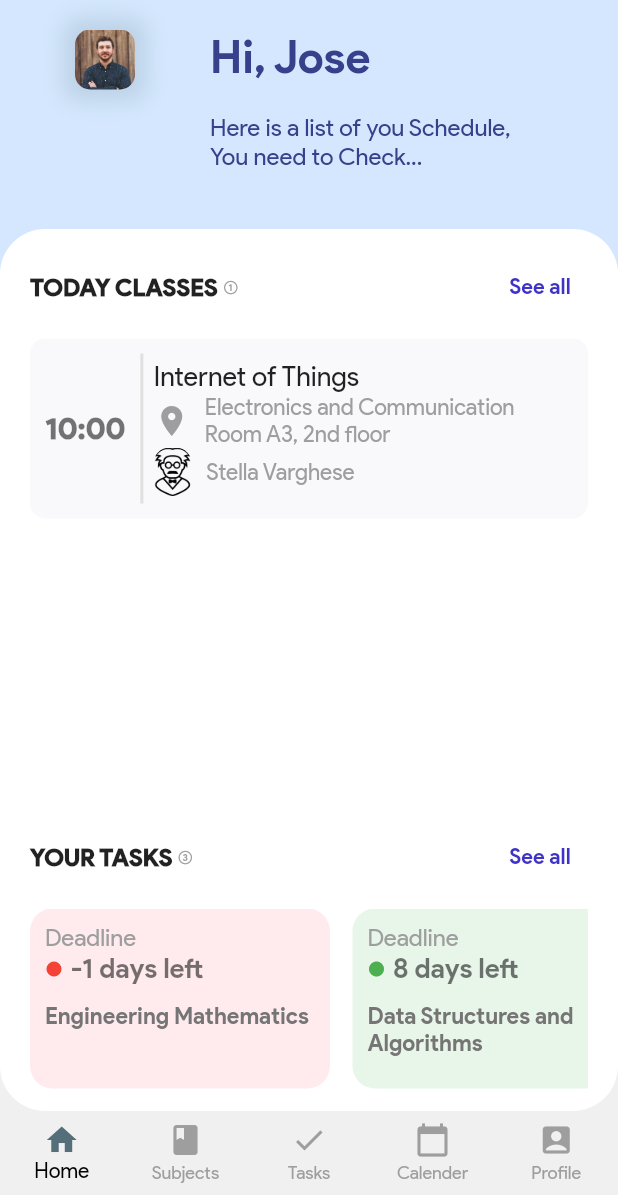
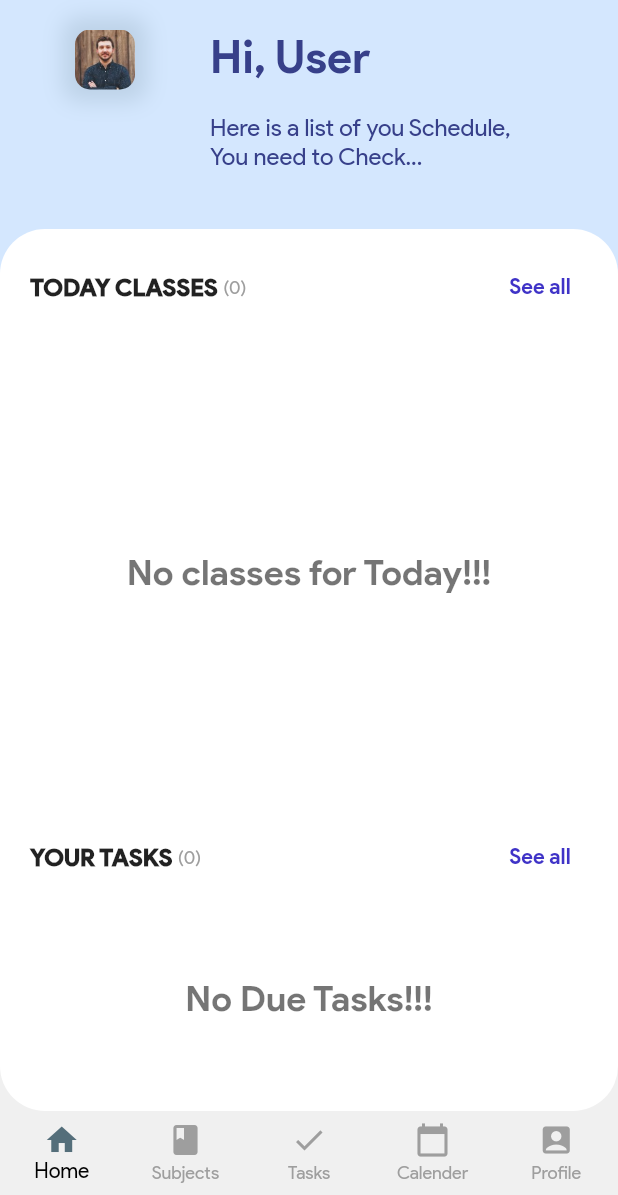
Before and after one commit to RoshanJose7/remind_me, a Flutter app: the MainApp screen opened directly, on a phone screen of 412 x 824 dp, the part 41-1236 px from its top. Run offline on Flutter 3.47's test engine with Material 2 defaults, Android fonts, the phone set to English and light mode, and no system bars; our stand-ins replace file_picker, flutter_datetime_picker, liquid_swipe, shared_preferences; accounts and stored records are empty.

Commit message:
Add: Get User Info Page

```diff
--- a/lib/models/Subject.dart
+++ b/lib/models/Subject.dart
@@ -1,4 +1,4 @@
-import 'package:flutter/material.dart';
+import 'dart:convert';
 
 class Subject {
   String id;
@@ -6,7 +6,7 @@ class Subject {
   String subjectName;
   String professorName;
   String roomName;
-  List<TimeOfDay?> timeSlots;
+  List timeSlots;
 
   Subject({
     required this.id,
@@ -16,4 +16,34 @@ class Subject {
     required this.roomName,
     required this.timeSlots,
   });
+
+  factory Subject.fromJson(Map<String, dynamic> jsonData) {
+    return Subject(
+      id: jsonData['id'],
+      duration: jsonData['duration'],
+      subjectName: jsonData['subjectName'],
+      professorName: jsonData['professorName'],
+      roomName: jsonData['roomName'],
+      timeSlots: jsonData['timeSlots'],
+    );
+  }
+
+  static Map<String, dynamic> toMap(Subject sub) => {
+        'id': sub.id,
+        'duration': sub.duration,
+        'subjectName': sub.subjectName,
+        'professorName': sub.professorName,
+        'roomName': sub.roomName,
+        'timeSlots': sub.timeSlots,
+      };
+
+  static String encode(List<Subject> subjects) => json.encode(
+        subjects
+            .map<Map<String, dynamic>>((sub) => Subject.toMap(sub))
+            .toList(),
+      );
+
+  static List<Subject> decode(String sub) => (json.decode(sub) as List<dynamic>)
+      .map<Subject>((item) => Subject.fromJson(item))
+      .toList();
 }
--- a/lib/pages/AddSubject.dart
+++ b/lib/pages/AddSubject.dart
@@ -17,7 +17,7 @@ class _AddSubjectState extends State<AddSubject> {
   String _professorName = "";
   String _roomFloor = "";
   String _roomName = "";
-  List<TimeOfDay?> _timeSlots = [];
+  List<String?> _timeSlots = [];
 
   Widget _buildSubNameField() {
     return TextFormField(
@@ -91,7 +91,8 @@ class _AddSubjectState extends State<AddSubject> {
             hour: int.parse(val.split(":")[0]),
             minute: int.parse(val.split(":")[1]),
           );
-          _timeSlots.add(_time);
+          _timeSlots
+              .add("${_time.hour}:${_time.minute == 0 ? 00 : _time.minute}");
         } else
           _timeSlots.add(null);
       },
--- a/lib/pages/AddTask.dart
+++ b/lib/pages/AddTask.dart
@@ -71,7 +71,6 @@ class _AddTaskState extends State<AddTask> {
   Widget build(BuildContext context) {
     final height = MediaQuery.of(context).size.height;
     final width = MediaQuery.of(context).size.width;
-
     final tasks = Provider.of<Tasks>(context);
 
     return Scaffold(
--- a/lib/pages/Calender.dart
+++ b/lib/pages/Calender.dart
@@ -131,7 +131,7 @@ class _CalenderPageState extends State<CalenderPage> {
                               itemBuilder: (_, int idx) {
                                 return DayClass(
                                   time:
-                                      "${classesTodayProvider.classesToday[idx].timeSlots[curDay]!.hour}:${classesTodayProvider.classesToday[idx].timeSlots[curDay]!.minute == 0 ? '00' : classesTodayProvider.classesToday[idx].timeSlots[curDay]!.minute}",
+                                      "${classesTodayProvider.classesToday[idx].timeSlots[curDay]!.split(":")[0]}:${classesTodayProvider.classesToday[idx].timeSlots[curDay]!.split(":")[1]}",
                                   duration: classesTodayProvider
                                       .classesToday[idx].duration,
                                   subjectName: classesTodayProvider
--- a/lib/pages/Home.dart
+++ b/lib/pages/Home.dart
@@ -1,9 +1,11 @@
+import 'dart:io';
 import 'package:flutter/material.dart';
 import 'package:provider/provider.dart';
 
 import 'package:remind_me/components/ClassCard.dart';
 import 'package:remind_me/components/TaskCard.dart';
 import 'package:remind_me/models/Subject.dart';
+import 'package:remind_me/providers/MainState.dart';
 import 'package:remind_me/providers/Subjects.dart';
 import 'package:remind_me/providers/Tasks.dart';
 import 'package:remind_me/shared/globals.dart';
@@ -58,7 +60,7 @@ class _HomePageState extends State<HomePage> {
     final double height = MediaQuery.of(context).size.height;
     final double width = MediaQuery.of(context).size.width;
     final tasks = Provider.of<Tasks>(context).tasks;
-    // final classesToday = Provider.of<ClassesToday>(context).classesToday;
+    final _mainStateProvider = Provider.of<MainState>(context);
 
     return SafeArea(
       child: Stack(
@@ -108,7 +110,8 @@ class _HomePageState extends State<HomePage> {
                     mainAxisAlignment: MainAxisAlignment.start,
                     crossAxisAlignment: CrossAxisAlignment.start,
                     children: [
-                      Container(
+                      _mainStateProvider.picPath.startsWith("assets")
+                          ? Container(
                               width: 40,
                               height: 40,
                               margin: EdgeInsets.only(right: 20, left: 20),
@@ -123,8 +126,18 @@ class _HomePageState extends State<HomePage> {
                                 ],
                                 image: DecorationImage(
                                   fit: BoxFit.cover,
-                            image: AssetImage(Global.picPath),
+                                  image: AssetImage(_mainStateProvider.picPath),
                                 ),
+                              ),
+                            )
+                          : Container(
+                              width: 40,
+                              height: 40,
+                              margin: EdgeInsets.only(right: 20, left: 20),
+                              child: ClipRRect(
+                                borderRadius: BorderRadius.circular(10),
+                                child: Image.file(
+                                    File(_mainStateProvider.picPath)),
                               ),
                             ),
                       const SizedBox(width: 30),
@@ -133,7 +146,7 @@ class _HomePageState extends State<HomePage> {
                           crossAxisAlignment: CrossAxisAlignment.start,
                           children: [
                             Text(
-                              "Hi, ${Global.userName}",
+                              "Hi, ${_mainStateProvider.userName}",
                               style: TextStyle(
                                 color: Color(0xFF37408A),
                                 fontSize: 30,
@@ -244,7 +257,7 @@ class _HomePageState extends State<HomePage> {
                                           (BuildContext context, int idx) {
                                         return ClassCard(
                                           time:
-                                              "${_subjectsToday[idx].timeSlots[DateTime.now().weekday - 1]!.hour}:${_subjectsToday[idx].timeSlots[DateTime.now().weekday - 1]!.minute == 0 ? '00' : _subjectsToday[idx].timeSlots[DateTime.now().weekday - 1]!.minute}",
+                                              "${_subjectsToday[idx].timeSlots[DateTime.now().weekday - 1]!.split(":")[0]}:${_subjectsToday[idx].timeSlots[DateTime.now().weekday - 1]!.split(":")[1]}",
                                           subjectName:
                                               _subjectsToday[idx].subjectName,
                                           roomName:
--- a/lib/pages/UserOnboard.dart
+++ b/lib/pages/UserOnboard.dart
@@ -269,7 +269,7 @@ class _UserOnboardState extends State<UserOnboard>
                           borderRadius: BorderRadius.circular(30),
                         ),
                         child: IconButton(
-                          onPressed: () => Navigator.of(context).pushNamed("/"),
+                          onPressed: () => Navigator.of(context).pushNamed("/getInfo"),
                           iconSize: 40,
                           tooltip: "Let's Go",
                           icon: Icon(
--- a/lib/providers/ClassesToday.dart
+++ b/lib/providers/ClassesToday.dart
@@ -1,4 +1,5 @@
 import 'package:flutter/material.dart';
+
 import 'package:remind_me/models/Subject.dart';
 import 'package:remind_me/providers/Subjects.dart';
 
--- a/lib/providers/Subjects.dart
+++ b/lib/providers/Subjects.dart
@@ -1,60 +1,32 @@
 import 'package:flutter/material.dart';
+import 'package:uuid/uuid.dart';
+
+import 'package:shared_preferences/shared_preferences.dart';
 import 'package:remind_me/models/Subject.dart';
-import 'package:uuid/uuid.dart';
 
 class Subjects with ChangeNotifier {
   static const uuid = Uuid();
+  List<Subject> _subjects = [];
 
-  List<Subject> _subjects = [
-    Subject(
-      id: uuid.v4(),
-      duration: "1 hr",
-      subjectName: "Data Structures and Algorithms",
-      professorName: "Gabriel Sutton",
-      roomName: "Computer Science Engineering:Room C1, 2nd floor",
-      timeSlots: [
-        null,
-        TimeOfDay(hour: 8, minute: 0),
-        null,
-        null,
-        null,
-        TimeOfDay(hour: 12, minute: 0),
-        null,
-      ],
-    ),
-    Subject(
-      id: uuid.v4(),
-      duration: "1 hr 30 min",
-      subjectName: "Internet of Things",
-      professorName: "Stella Varghese",
-      roomName: "Electronics and Communication:Room A3, 2nd floor",
-      timeSlots: [
-        null,
-        TimeOfDay(hour: 09, minute: 0),
-        TimeOfDay(hour: 10, minute: 0),
-        null,
-        null,
-        TimeOfDay(hour: 15, minute: 0),
-        null,
-      ],
-    ),
-    Subject(
-      id: uuid.v4(),
-      duration: "1 hr 45 min",
-      subjectName: "Engineering Mathematics",
-      professorName: "Alexander Andrio",
-      roomName: "Engineering Mathematics:Room B4, 2st floor",
-      timeSlots: [
-        null,
-        TimeOfDay(hour: 08, minute: 0),
-        null,
-        null,
-        TimeOfDay(hour: 10, minute: 10),
-        null,
-        null,
-      ],
-    ),
-  ];
+  Subjects() {
+    getData();
+  }
+
+  void getData() async {
+    SharedPreferences prefs = await SharedPreferences.getInstance();
+    String? encodedData = prefs.getString('subjects');
+
+    if (encodedData != null) {
+      _subjects = Subject.decode(encodedData);
+      notifyListeners();
+    }
+  }
+
+  void storeData() async {
+    SharedPreferences prefs = await SharedPreferences.getInstance();
+    final String encodedData = Subject.encode(_subjects);
+    prefs.setString('subjects', encodedData);
+  }
 
   List<Subject> get subjects {
     return [..._subjects];
@@ -65,7 +37,7 @@ class Subjects with ChangeNotifier {
     required String subjectName,
     required String professorName,
     required String roomName,
-    required List<TimeOfDay?> timeSlots,
+    required List timeSlots,
   }) {
     _subjects.add(
       Subject(
@@ -77,11 +49,13 @@ class Subjects with ChangeNotifier {
         timeSlots: timeSlots,
       ),
     );
+    storeData();
     notifyListeners();
   }
 
   void removeSubject({required String id}) {
     _subjects.removeWhere((sub) => sub.id == id);
+    storeData();
     notifyListeners();
   }
 }
--- a/lib/providers/Task.dart
+++ b/lib/providers/Task.dart
@@ -1,4 +1,5 @@
 import 'package:flutter/material.dart';
+import 'dart:convert';
 
 class Task with ChangeNotifier {
   bool isCompleted;
@@ -19,4 +20,30 @@ class Task with ChangeNotifier {
     isCompleted = !isCompleted;
     notifyListeners();
   }
+
+  factory Task.fromJson(Map<String, dynamic> jsonData) {
+    return Task(
+      id: jsonData['id'],
+      isCompleted: jsonData['isCompleted'],
+      subject: jsonData['subject'],
+      deadLine: jsonData['deadLine'],
+      description: jsonData['description'],
+    );
+  }
+
+  static Map<String, dynamic> toMap(Task task) => {
+        'id': task.id,
+        'isCompleted': task.isCompleted,
+        'subject': task.subject,
+        'deadLine': task.deadLine,
+        'description': task.description,
+      };
+
+  static String encode(List<Task> tasks) => json.encode(
+        tasks.map<Map<String, dynamic>>((sub) => Task.toMap(sub)).toList(),
+      );
+
+  static List<Task> decode(String task) => (json.decode(task) as List<dynamic>)
+      .map<Task>((item) => Task.fromJson(item))
+      .toList();
 }
--- a/lib/providers/Tasks.dart
+++ b/lib/providers/Tasks.dart
@@ -1,33 +1,31 @@
 import 'package:flutter/material.dart';
+import 'package:shared_preferences/shared_preferences.dart';
+import 'package:uuid/uuid.dart';
 import 'package:remind_me/providers/Task.dart';
-import 'package:uuid/uuid.dart';
 
 class Tasks with ChangeNotifier {
   static const uid = Uuid();
+  List<Task> _tasks = [];
 
-  List<Task> _tasks = [
-    Task(
-      id: uid.v4(),
-      isCompleted: false,
-      subject: "Engineering Mathematics",
-      description: "Assignment I - Second Order Differential Equations",
-      deadLine: DateTime(2021, 5, 18, 10, 30),
-    ),
-    Task(
-      id: uid.v4(),
-      isCompleted: true,
-      subject: "Data Structures and Algorithms",
-      description: "DS and Algo Lab Record",
-      deadLine: DateTime(2021, 5, 27, 10, 30),
-    ),
-    Task(
-      id: uid.v4(),
-      isCompleted: true,
-      subject: "Internet of Things",
-      description: "IOT Internals I",
-      deadLine: DateTime(2021, 5, 28, 10, 30),
-    ),
-  ];
+  Tasks() {
+    getData();
+  }
+
+  void getData() async {
+    SharedPreferences prefs = await SharedPreferences.getInstance();
+    String? encodedData = prefs.getString('tasks');
+
+    if (encodedData != null) {
+      _tasks = Task.decode(encodedData);
+      notifyListeners();
+    }
+  }
+
+  void storeData() async {
+    SharedPreferences prefs = await SharedPreferences.getInstance();
+    final String encodedData = Task.encode(_tasks);
+    prefs.setString('tasks', encodedData);
+  }
 
   List<Task> get tasks {
     return [..._tasks];
@@ -48,16 +46,19 @@ class Tasks with ChangeNotifier {
     );
 
     _tasks.add(temp);
+    storeData();
     notifyListeners();
   }
 
   void removeTask({required String id}) {
     _tasks.removeWhere((element) => element.id == id);
+    storeData();
     notifyListeners();
   }
 
   void markCompleted({required String id}) {
     _tasks.firstWhere((element) => element.id == id).isCompleted = true;
+    storeData();
     notifyListeners();
   }
 }
--- a/lib/shared/globals.dart
+++ b/lib/shared/globals.dart
@@ -1,6 +1,4 @@
 class Global {
-  static String userName = "Jose";
-  static String picPath = "assets/img/Jose.jpg";
   static final List week = [];
   static const List<String> days = [
     "Monday",
--- a/pubspec.yaml
+++ b/pubspec.yaml
@@ -15,6 +15,9 @@ dependencies:
   flutter_datetime_picker: ^1.5.1
   provider: ^5.0.0
   uuid: ^3.0.4
+  shared_preferences: ^2.0.5
+  file_picker: ^3.0.1
+  path_provider: ^2.0.1
 
 dev_dependencies:
   flutter_test:
```
Also changed, not shown: lib/components/SubjectCard.dart (+27 -2 lines), lib/main.dart (+16 -4 lines), lib/pages/AllSubjects.dart (+44 -4 lines), lib/pages/GetInfoPage.dart (added, +116 -0 lines), lib/pages/ProfilePage.dart (+19 -5 lines), lib/pages/Tasks.dart (+13 -2 lines), lib/providers/MainState.dart (added, +63 -0 lines), pubspec.lock. Lines whose indentation alone changed are shown as unchanged.
